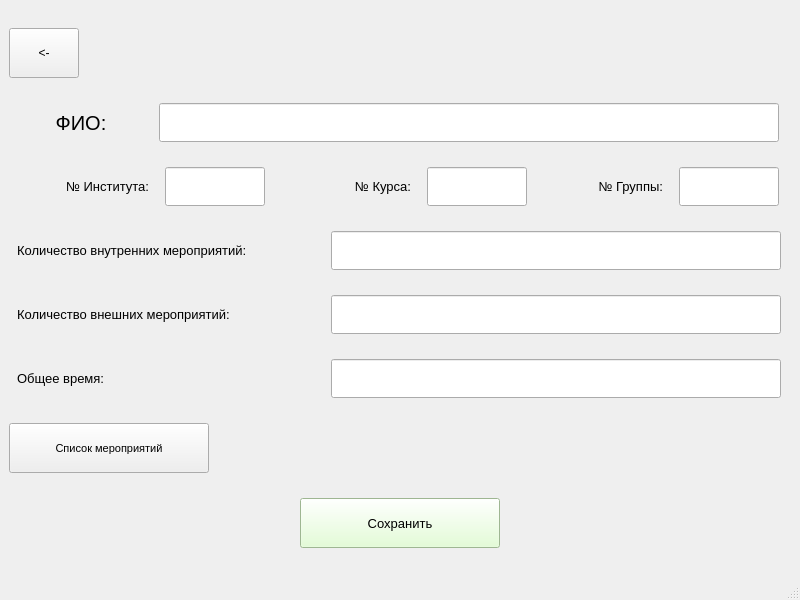
Qt form qt/student.ui (andrei-229/valanter_app) before a commit.
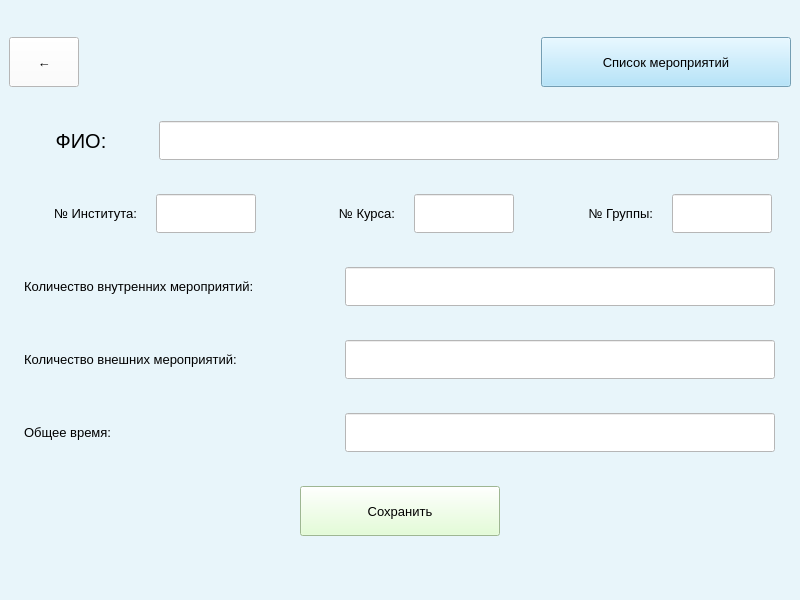
The same form after that commit.

Diff of the .ui file:
```diff
--- a/qt/student.ui
+++ b/qt/student.ui
@@ -10,29 +10,99 @@
     <height>600</height>
    </rect>
   </property>
+  <property name="minimumSize">
+   <size>
+    <width>800</width>
+    <height>600</height>
+   </size>
+  </property>
+  <property name="maximumSize">
+   <size>
+    <width>800</width>
+    <height>600</height>
+   </size>
+  </property>
   <property name="windowTitle">
    <string>Студент</string>
   </property>
+  <property name="styleSheet">
+   <string notr="true">background-color: rgb(232, 245, 250);</string>
+  </property>
   <widget class="QWidget" name="centralwidget">
    <layout class="QVBoxLayout" name="verticalLayout">
     <item>
-     <widget class="QPushButton" name="back_but">
-      <property name="minimumSize">
-       <size>
-        <width>0</width>
-        <height>50</height>
-       </size>
-      </property>
-      <property name="maximumSize">
-       <size>
-        <width>70</width>
-        <height>16777215</height>
-       </size>
-      </property>
-      <property name="text">
-       <string>&lt;-</string>
-      </property>
-     </widget>
+     <layout class="QHBoxLayout" name="horizontalLayout_2">
+      <item>
+       <widget class="QPushButton" name="back_but">
+        <property name="minimumSize">
+         <size>
+          <width>70</width>
+          <height>50</height>
+         </size>
+        </property>
+        <property name="maximumSize">
+         <size>
+          <width>70</width>
+          <height>50</height>
+         </size>
+        </property>
+        <property name="font">
+         <font>
+          <pointsize>10</pointsize>
+         </font>
+        </property>
+        <property name="styleSheet">
+         <string notr="true">background-color: rgb(255, 255, 255);</string>
+        </property>
+        <property name="text">
+         <string>←</string>
+        </property>
+        <property name="flat">
+         <bool>false</bool>
+        </property>
+       </widget>
+      </item>
+      <item>
+       <spacer name="horizontalSpacer">
+        <property name="orientation">
+         <enum>Qt::Horizontal</enum>
+        </property>
+        <property name="sizeHint" stdset="0">
+         <size>
+          <width>40</width>
+          <height>20</height>
+         </size>
+        </property>
+       </spacer>
+      </item>
+      <item>
+       <widget class="QPushButton" name="events_list_btn">
+        <property name="minimumSize">
+         <size>
+          <width>250</width>
+          <height>50</height>
+         </size>
+        </property>
+        <property name="maximumSize">
+         <size>
+          <width>250</width>
+          <height>50</height>
+         </size>
+        </property>
+        <property name="font">
+         <font>
+          <pointsize>10</pointsize>
+         </font>
+        </property>
+        <property name="styleSheet">
+         <string notr="true">background-color: rgb(162, 221, 250);</string>
+        </property>
+        <property name="text">
+         <string>Список мероприятий</string>
+        </property>
+       </widget>
+      </item>
+     </layout>
     </item>
     <item>
      <layout class="QHBoxLayout" name="horizontalLayout">
@@ -75,6 +145,9 @@
           <pointsize>20</pointsize>
          </font>
         </property>
+        <property name="styleSheet">
+         <string notr="true">background-color: rgb(255, 255, 255);</string>
+        </property>
        </widget>
       </item>
      </layout>
@@ -85,7 +158,7 @@
        <widget class="QLabel" name="label_2">
         <property name="maximumSize">
          <size>
-          <width>130</width>
+          <width>115</width>
           <height>16777215</height>
          </size>
         </property>
@@ -115,13 +188,16 @@
           <pointsize>20</pointsize>
          </font>
         </property>
+        <property name="styleSheet">
+         <string notr="true">background-color: rgb(255, 255, 255);</string>
+        </property>
        </widget>
       </item>
       <item>
        <widget class="QLabel" name="label_3">
         <property name="maximumSize">
          <size>
-          <width>130</width>
+          <width>120</width>
           <height>16777215</height>
          </size>
         </property>
@@ -151,6 +227,9 @@
           <pointsize>20</pointsize>
          </font>
         </property>
+        <property name="styleSheet">
+         <string notr="true">background-color: rgb(255, 255, 255);</string>
+        </property>
        </widget>
       </item>
       <item>
@@ -190,6 +269,9 @@
         <property name="layoutDirection">
          <enum>Qt::LeftToRight</enum>
         </property>
+        <property name="styleSheet">
+         <string notr="true">background-color: rgb(255, 255, 255);</string>
+        </property>
         <property name="maxLength">
          <number>300</number>
         </property>
@@ -224,7 +306,7 @@
        <widget class="QLineEdit" name="lineEdit_5">
         <property name="maximumSize">
          <size>
-          <width>450</width>
+          <width>430</width>
           <height>16777215</height>
          </size>
         </property>
@@ -233,6 +315,9 @@
           <pointsize>20</pointsize>
          </font>
         </property>
+        <property name="styleSheet">
+         <string notr="true">background-color: rgb(255, 255, 255);</string>
+        </property>
        </widget>
       </item>
      </layout>
@@ -261,7 +346,7 @@
        <widget class="QLineEdit" name="lineEdit_6">
         <property name="maximumSize">
          <size>
-          <width>450</width>
+          <width>430</width>
           <height>16777215</height>
          </size>
         </property>
@@ -270,6 +355,9 @@
           <pointsize>20</pointsize>
          </font>
         </property>
+        <property name="styleSheet">
+         <string notr="true">background-color: rgb(255, 255, 255);</string>
+        </property>
        </widget>
       </item>
      </layout>
@@ -298,7 +386,7 @@
        <widget class="QLineEdit" name="lineEdit_7">
         <property name="maximumSize">
          <size>
-          <width>450</width>
+          <width>430</width>
           <height>16777215</height>
          </size>
         </property>
@@ -307,6 +395,9 @@
           <pointsize>20</pointsize>
          </font>
         </property>
+        <property name="styleSheet">
+         <string notr="true">background-color: rgb(255, 255, 255);</string>
+        </property>
         <property name="alignment">
          <set>Qt::AlignRight|Qt::AlignTrailing|Qt::AlignVCenter</set>
         </property>
@@ -314,28 +405,6 @@
       </item>
      </layout>
     </item>
-    <item>
-     <layout class="QVBoxLayout" name="verticalLayout_2">
-      <item>
-       <widget class="QPushButton" name="pushButton">
-        <property name="maximumSize">
-         <size>
-          <width>200</width>
-          <height>50</height>
-         </size>
-        </property>
-        <property name="font">
-         <font>
-          <pointsize>8</pointsize>
-         </font>
-        </property>
-        <property name="text">
-         <string>Список мероприятий</string>
-        </property>
-       </widget>
-      </item>
-     </layout>
-    </item>
     <item>
      <layout class="QVBoxLayout" name="verticalLayout_3">
       <item>
```
Left out of the diff: 18 changed lines with no effect on the pictures.
